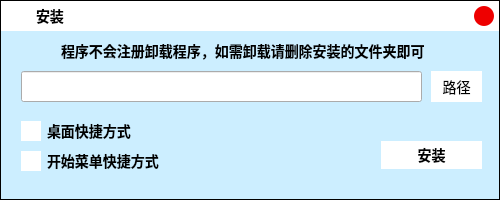
Qt form source/ui/InstallUi.ui (ChiyukiGana/Quickinput) before a commit.
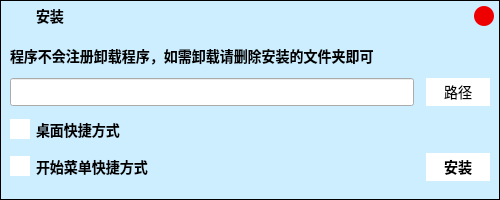
The same form after that commit. Icons and pictures are not drawn.

The edit to the form file:
```diff
--- a/source/ui/InstallUi.ui
+++ b/source/ui/InstallUi.ui
@@ -46,7 +46,7 @@
     <number>1</number>
    </property>
    <item>
-    <widget class="QWidget" name="title" native="true">
+    <widget class="QWidget" name="title_widget" native="true">
      <property name="minimumSize">
       <size>
        <width>0</width>
@@ -80,7 +80,7 @@
        <number>5</number>
       </property>
       <item>
-       <widget class="QLabel" name="lbIcon">
+       <widget class="QLabel" name="title_icon_label">
         <property name="sizePolicy">
          <sizepolicy hsizetype="Fixed" vsizetype="Fixed">
           <horstretch>0</horstretch>
@@ -105,7 +105,7 @@
        </widget>
       </item>
       <item>
-       <widget class="QLabel" name="lbTitle">
+       <widget class="QLabel" name="title_label">
         <property name="sizePolicy">
          <sizepolicy hsizetype="Preferred" vsizetype="Fixed">
           <horstretch>0</horstretch>
@@ -139,7 +139,7 @@
        </widget>
       </item>
       <item>
-       <spacer name="titleSpacer">
+       <spacer name="title_spacer">
         <property name="orientation">
          <enum>Qt::Horizontal</enum>
         </property>
@@ -152,7 +152,7 @@
        </spacer>
       </item>
       <item>
-       <widget class="QPushButton" name="bnClose">
+       <widget class="QPushButton" name="title_close_button">
         <property name="sizePolicy">
          <sizepolicy hsizetype="Fixed" vsizetype="Fixed">
           <horstretch>30</horstretch>
@@ -184,47 +184,10 @@
     </widget>
    </item>
    <item>
-    <widget class="QWidget" name="widget" native="true">
-     <widget class="QPushButton" name="bnInstall">
-      <property name="geometry">
-       <rect>
-        <x>380</x>
-        <y>110</y>
-        <width>101</width>
-        <height>28</height>
-       </rect>
-      </property>
-      <property name="sizePolicy">
-       <sizepolicy hsizetype="Fixed" vsizetype="Fixed">
-        <horstretch>0</horstretch>
-        <verstretch>0</verstretch>
-       </sizepolicy>
-      </property>
-      <property name="font">
-       <font>
-        <family>Microsoft YaHei</family>
-        <pointsize>-1</pointsize>
-        <weight>75</weight>
-        <bold>true</bold>
-       </font>
-      </property>
-      <property name="styleSheet">
-       <string notr="true">QPushButton{background-color:white;border:none;}
-QPushButton:hover{background-color:#EEF;border:1px solid #88F;}</string>
-      </property>
-      <property name="text">
-       <string>安装</string>
-      </property>
-     </widget>
-     <widget class="QLabel" name="lbTip">
-      <property name="geometry">
-       <rect>
-        <x>60</x>
-        <y>10</y>
-        <width>371</width>
-        <height>20</height>
-       </rect>
-      </property>
+    <widget class="QWidget" name="content_widget" native="true">
+     <layout class="QVBoxLayout" name="verticalLayout_2">
+      <item>
+       <widget class="QLabel" name="tip_label">
       <property name="sizePolicy">
        <sizepolicy hsizetype="Preferred" vsizetype="Fixed">
         <horstretch>0</horstretch>
@@ -256,34 +219,39 @@
        <string>程序不会注册卸载程序，如需卸载请删除安装的文件夹即可</string>
       </property>
      </widget>
-     <widget class="QLineEdit" name="etPath">
-      <property name="geometry">
-       <rect>
-        <x>20</x>
-        <y>40</y>
-        <width>401</width>
-        <height>31</height>
-       </rect>
+      </item>
+      <item>
+       <layout class="QHBoxLayout" name="path_box">
+        <property name="spacing">
+         <number>12</number>
+        </property>
+        <item>
+         <widget class="QLineEdit" name="path_edit">
+          <property name="minimumSize">
+           <size>
+            <width>0</width>
+            <height>28</height>
+           </size>
       </property>
       <property name="styleSheet">
        <string notr="true">font-size:12px;</string>
       </property>
      </widget>
-     <widget class="QPushButton" name="bnPath">
-      <property name="geometry">
-       <rect>
-        <x>430</x>
-        <y>40</y>
-        <width>51</width>
-        <height>31</height>
-       </rect>
-      </property>
+        </item>
+        <item>
+         <widget class="QPushButton" name="path_button">
       <property name="sizePolicy">
-       <sizepolicy hsizetype="Preferred" vsizetype="Preferred">
+           <sizepolicy hsizetype="Preferred" vsizetype="Fixed">
         <horstretch>0</horstretch>
         <verstretch>0</verstretch>
        </sizepolicy>
       </property>
+          <property name="minimumSize">
+           <size>
+            <width>64</width>
+            <height>28</height>
+           </size>
+          </property>
       <property name="styleSheet">
        <string notr="true">QPushButton{background-color:white;border:none;}
 QPushButton:hover{background-color:#EEF;border:1px solid #88F;}</string>
@@ -292,14 +260,16 @@
        <string>路径</string>
       </property>
      </widget>
-     <widget class="QCheckBox" name="ckDesktop">
-      <property name="geometry">
-       <rect>
-        <x>20</x>
-        <y>90</y>
-        <width>139</width>
-        <height>20</height>
-       </rect>
+        </item>
+       </layout>
+      </item>
+      <item>
+       <widget class="QCheckBox" name="desktop_check">
+        <property name="sizePolicy">
+         <sizepolicy hsizetype="Expanding" vsizetype="Fixed">
+          <horstretch>0</horstretch>
+          <verstretch>0</verstretch>
+         </sizepolicy>
       </property>
       <property name="font">
        <font>
@@ -320,14 +290,19 @@
        <string>桌面快捷方式</string>
       </property>
      </widget>
-     <widget class="QCheckBox" name="ckStart">
-      <property name="geometry">
-       <rect>
-        <x>20</x>
-        <y>120</y>
-        <width>139</width>
-        <height>20</height>
-       </rect>
+      </item>
+      <item>
+       <layout class="QHBoxLayout" name="bottom_box">
+        <property name="spacing">
+         <number>12</number>
+        </property>
+        <item>
+         <widget class="QCheckBox" name="start_check">
+          <property name="sizePolicy">
+           <sizepolicy hsizetype="Expanding" vsizetype="Fixed">
+            <horstretch>0</horstretch>
+            <verstretch>0</verstretch>
+           </sizepolicy>
       </property>
       <property name="font">
        <font>
@@ -348,6 +323,41 @@
        <string>开始菜单快捷方式</string>
       </property>
      </widget>
+        </item>
+        <item>
+         <widget class="QPushButton" name="install_button">
+          <property name="sizePolicy">
+           <sizepolicy hsizetype="Fixed" vsizetype="Fixed">
+            <horstretch>0</horstretch>
+            <verstretch>0</verstretch>
+           </sizepolicy>
+          </property>
+          <property name="minimumSize">
+           <size>
+            <width>64</width>
+            <height>28</height>
+           </size>
+          </property>
+          <property name="font">
+           <font>
+            <family>Microsoft YaHei</family>
+            <pointsize>-1</pointsize>
+            <weight>75</weight>
+            <bold>true</bold>
+           </font>
+          </property>
+          <property name="styleSheet">
+           <string notr="true">QPushButton{background-color:white;border:none;}
+QPushButton:hover{background-color:#EEF;border:1px solid #88F;}</string>
+          </property>
+          <property name="text">
+           <string>安装</string>
+          </property>
+         </widget>
+        </item>
+       </layout>
+      </item>
+     </layout>
     </widget>
    </item>
   </layout>
```
Lines whose indentation alone changed are shown as unchanged.
